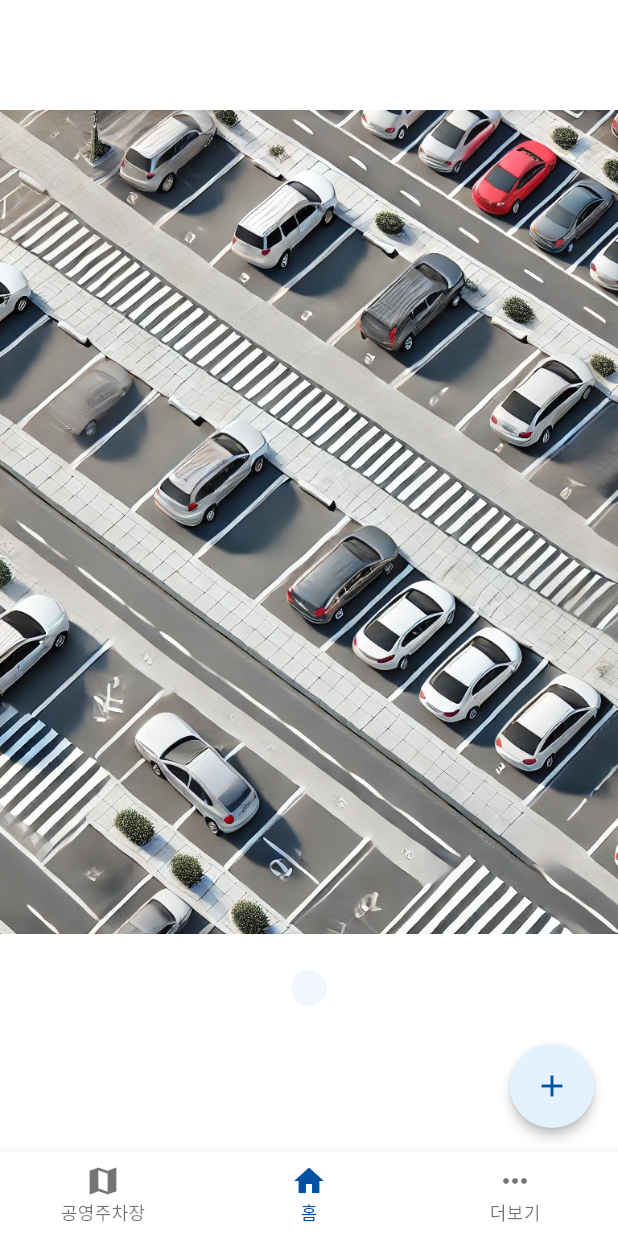
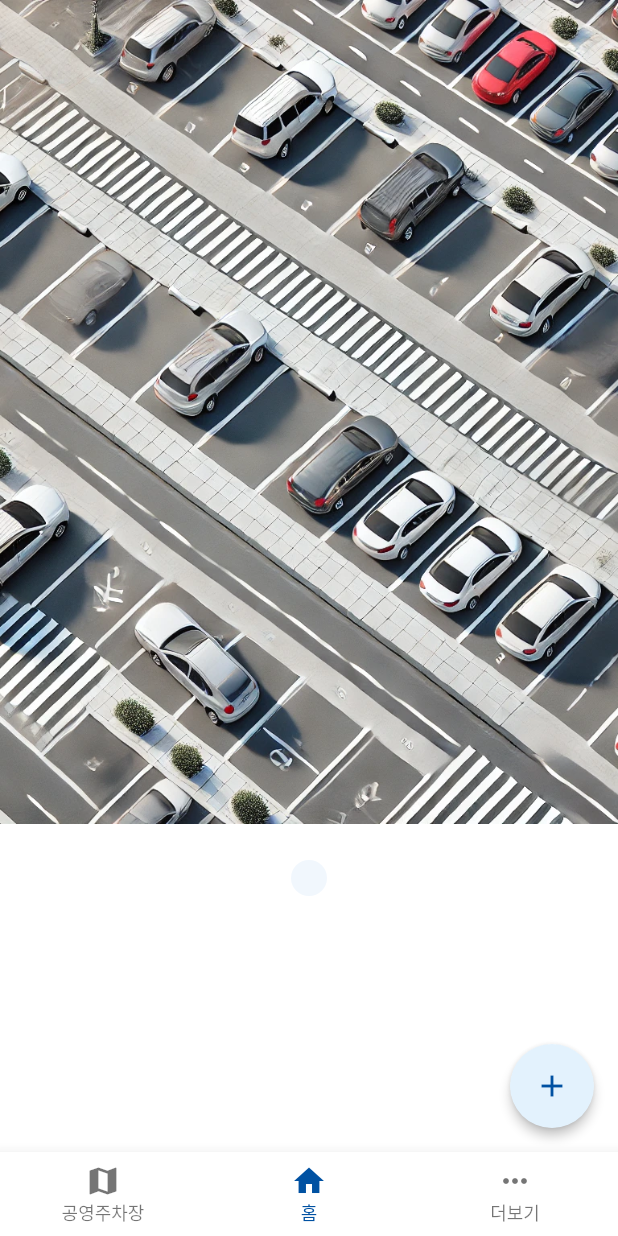
Before and after one commit to koreanhole/dropspot, a Flutter app: the screen it shows after launch, on a phone screen of 412 x 824 dp. Run offline on Flutter 3.47's test engine with Material 3 defaults, Android fonts, the phone set to English and light mode, and no system bars; our stand-ins replace camera, flutter_dotenv, geolocator, image_picker, logger, modal_bottom_sheet and 2 more; missing offline and left inert: exif, flutter_naver_map, google_mlkit_text_recognition.

Commit message:
Revise minor ui issues

```diff
--- a/lib/base/drop_spot_app_bar.dart
+++ b/lib/base/drop_spot_app_bar.dart
@@ -13,11 +13,13 @@ class DropSpotAppBar extends AppBar {
               style: TextStyle(
                 fontSize: 22,
                 fontWeight: FontWeight.w600,
+                color: Colors.black,
               ),
             ),
           ),
           iconTheme: IconThemeData(color: primaryColor),
           backgroundColor: backgroundColor,
           elevation: 0,
+          scrolledUnderElevation: 0,
         );
 }
--- a/lib/components/public_parking_lot_info_modal_sheet.dart
+++ b/lib/components/public_parking_lot_info_modal_sheet.dart
@@ -223,6 +223,7 @@ class _PublicParkingLotInfoActionButton extends StatelessWidget {
           label: "지도앱에서 보기",
           onPressed: () => showMaterialModalBottomSheet(
             context: context,
+            duration: Duration(milliseconds: 100),
             backgroundColor: backgroundColor,
             builder: (context) => OpenInMapsModalSheet(
               publicParkingInfo: publicParkingInfo,
--- a/lib/main.dart
+++ b/lib/main.dart
@@ -87,6 +87,7 @@ class _DropspotAppState extends State<DropspotApp> {
     return MaterialApp(
       title: 'Dropspot',
       theme: ThemeData(
+        useMaterial3: false,
         primaryColor: primaryColor,
         brightness: Brightness.light,
         scaffoldBackgroundColor: backgroundColor,
--- a/lib/screens/home_screen.dart
+++ b/lib/screens/home_screen.dart
@@ -17,7 +17,8 @@ class HomeScreen extends StatelessWidget {
     return Scaffold(
       floatingActionButton: AddParkingImageButton(),
       body: SafeArea(
-        child: Center(
+        top: false,
+        child: SingleChildScrollView(
           child: Column(
             mainAxisAlignment: MainAxisAlignment.center,
             children: <Widget>[
@@ -31,7 +32,6 @@ class HomeScreen extends StatelessWidget {
                   ],
                 ),
               ),
-              SizedBox(height: 24),
             ],
           ),
         ),
--- a/lib/screens/parking_map_screen.dart
+++ b/lib/screens/parking_map_screen.dart
@@ -69,6 +69,7 @@ class _ParkingMapScreenState extends State<ParkingMapScreen> {
               showMaterialModalBottomSheet(
                 backgroundColor: backgroundColor,
                 context: context,
+                duration: Duration(milliseconds: 100),
                 expand: false,
                 builder: (context) => PublicParkingLotInfoModalSheet(
                   mapMarker: marker,
```
